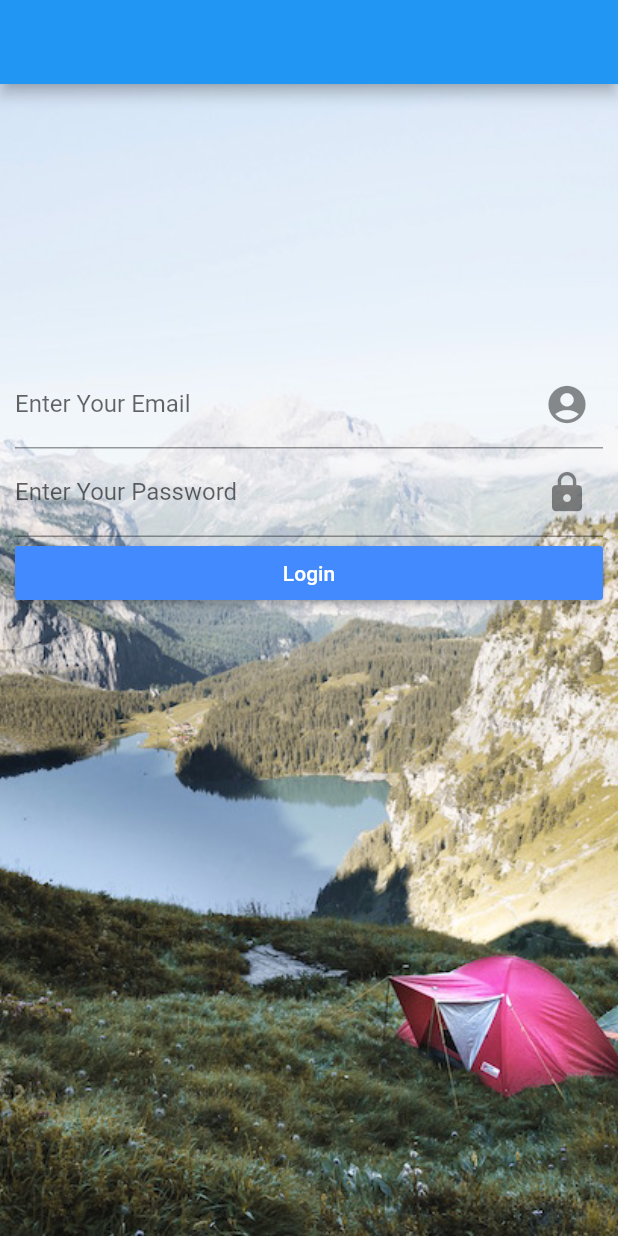
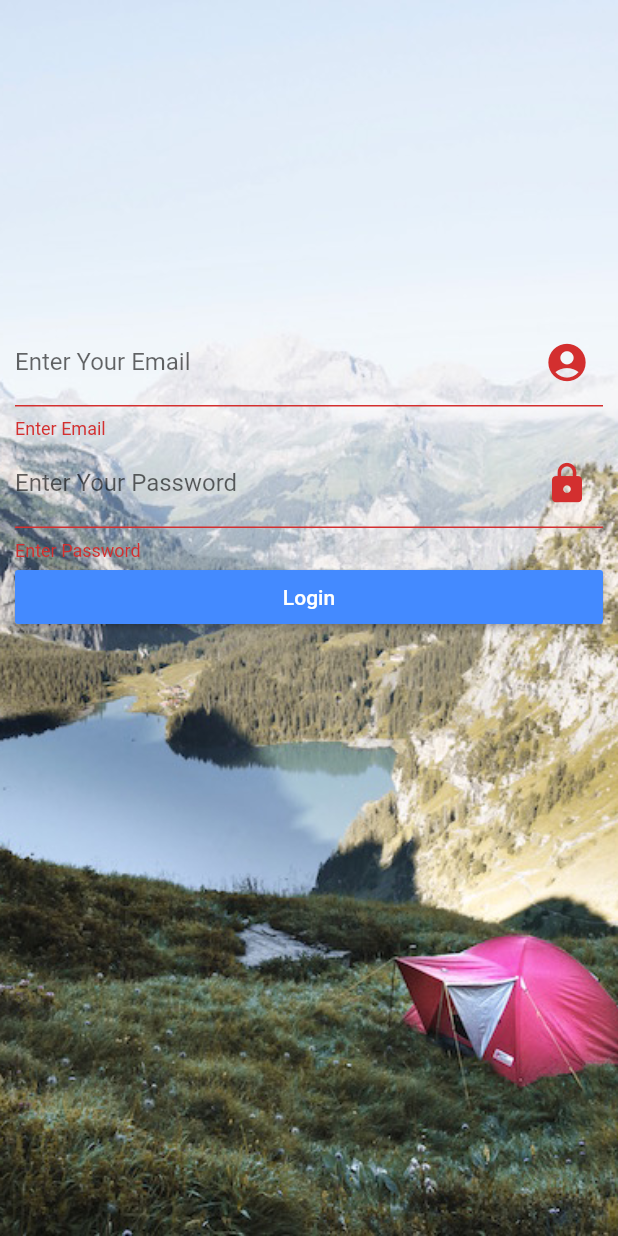
Before and after one commit to yoga-pratama/flutter_login_ex, a Flutter app: the screen it shows after launch, after a tap on "Login", on a phone screen of 412 x 824 dp. Run offline on Flutter 3.47's test engine with Material 2 defaults, Android fonts, the phone set to English and light mode, and no system bars.

Commit message:
update V1.00

```diff
--- a/lib/main.dart
+++ b/lib/main.dart
@@ -1,6 +1,8 @@
 import 'package:flutter/cupertino.dart';
 import 'package:flutter/foundation.dart';
 import 'package:flutter/material.dart';
+
+final _formKey = GlobalKey<FormState>();
 
 void main() => runApp(MyApp());
 
@@ -41,10 +43,6 @@ class _LoginPage extends State<LoginPage> {
   @override
   Widget build(BuildContext context) {
     return Scaffold(
-      appBar: AppBar(
-        title: Text('Login'),
-        toolbarOpacity: 0,
-      ),
       body: Builder(
           builder: (context) => Container(
                 decoration: new BoxDecoration(
@@ -57,6 +55,8 @@ class _LoginPage extends State<LoginPage> {
                         width: 400,
                         height: 400,
                         margin: const EdgeInsets.symmetric(horizontal: 10.0),
+                        child: Form(
+                          key: _formKey,
                           child: Column(
                             children: <Widget>[
                               TextFormField(
@@ -64,8 +64,14 @@ class _LoginPage extends State<LoginPage> {
                                     labelText: ('Enter Your Email'),
                                     suffixIcon:
                                         Icon(Icons.account_circle, size: 30)),
+                                validator: (value) {
+                                  if (value.isEmpty) {
+                                    return 'Enter Email';
+                                  }
+                                },
                               ),
                               TextFormField(
+                                keyboardType: TextInputType.emailAddress,
                                 decoration: InputDecoration(
                                   labelText: ('Enter Your Password'),
                                   suffixIcon: Icon(
@@ -73,6 +79,11 @@ class _LoginPage extends State<LoginPage> {
                                     size: 30,
                                   ),
                                 ),
+                                validator: (value) {
+                                  if (value.isEmpty) {
+                                    return 'Enter Password';
+                                  }
+                                },
                               ),
                               new Container(
                                 width: 400,
@@ -83,6 +94,7 @@ class _LoginPage extends State<LoginPage> {
                                     onPressed: () => _submitPressed(context)),
                               )
                             ],
+                          ),
                         ))),
               )),
     );
@@ -98,6 +110,11 @@ class _LoginPage extends State<LoginPage> {
                 .showSnackBar(SnackBar(content: Text('You pressed snackbar')));
           }),
     )); */
+    if (_formKey.currentState.validate()) {
+      // If the form is valid, we want to show a Snackbar
+      Scaffold.of(context)
+          .showSnackBar(SnackBar(content: Text('Processing Data')));
+    }
   }
 }
 
```
Lines whose indentation alone changed are shown as unchanged.
